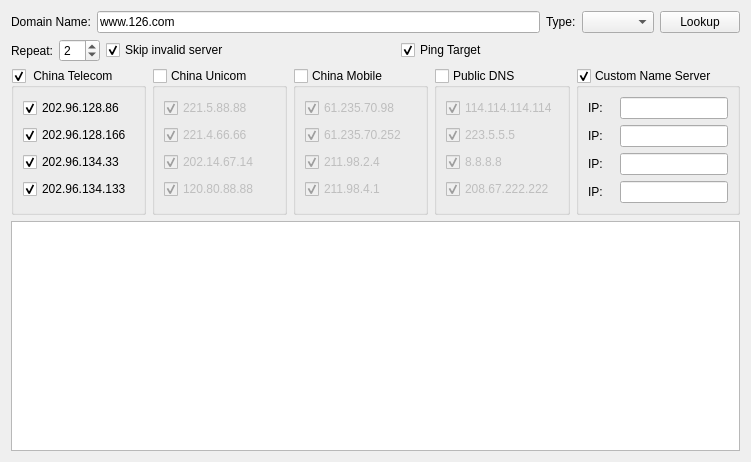
This is src/dnslookup/dnslookup.ui in ihehui/plugins as Qt 5 draws it before an edit. The edited form follows.
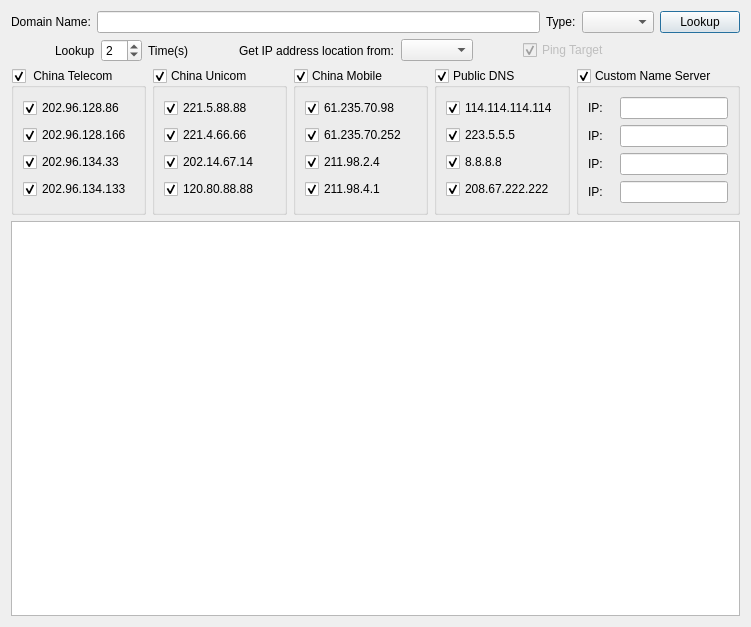
This is the edited form.

Commit message: Update DNS Lookup

```diff
--- a/src/dnslookup/dnslookup.ui
+++ b/src/dnslookup/dnslookup.ui
@@ -7,7 +7,7 @@
     <x>0</x>
     <y>0</y>
     <width>751</width>
-    <height>462</height>
+    <height>627</height>
    </rect>
   </property>
   <property name="windowTitle">
@@ -99,7 +99,7 @@
       <bool>true</bool>
      </property>
      <property name="checked">
-      <bool>false</bool>
+      <bool>true</bool>
      </property>
      <layout class="QVBoxLayout" name="verticalLayout_3">
       <item>
@@ -178,7 +178,7 @@
       <bool>true</bool>
      </property>
      <property name="checked">
-      <bool>false</bool>
+      <bool>true</bool>
      </property>
      <layout class="QVBoxLayout" name="verticalLayout_2">
       <item>
@@ -257,7 +257,7 @@
       <bool>true</bool>
      </property>
      <property name="checked">
-      <bool>false</bool>
+      <bool>true</bool>
      </property>
      <layout class="QVBoxLayout" name="verticalLayout">
       <item>
@@ -471,7 +471,7 @@
        <item>
         <widget class="QLineEdit" name="lineEditDomainName">
          <property name="text">
-          <string>www.126.com</string>
+          <string/>
          </property>
         </widget>
        </item>
@@ -489,10 +489,23 @@
      </item>
      <item row="1" column="0">
       <layout class="QHBoxLayout" name="horizontalLayout_2">
+       <item>
+        <spacer name="horizontalSpacer_4">
+         <property name="orientation">
+          <enum>Qt::Horizontal</enum>
+         </property>
+         <property name="sizeHint" stdset="0">
+          <size>
+           <width>40</width>
+           <height>20</height>
+          </size>
+         </property>
+        </spacer>
+       </item>
        <item>
         <widget class="QLabel" name="label_5">
          <property name="text">
-          <string>Repeat:</string>
+          <string>Lookup</string>
          </property>
         </widget>
        </item>
@@ -510,12 +523,9 @@
         </widget>
        </item>
        <item>
-        <widget class="QCheckBox" name="checkBoxSkip">
+        <widget class="QLabel" name="label_7">
          <property name="text">
-          <string>Skip invalid server</string>
-         </property>
-         <property name="checked">
-          <bool>true</bool>
+          <string>Time(s)</string>
          </property>
         </widget>
        </item>
@@ -532,8 +542,34 @@
          </property>
         </spacer>
        </item>
+       <item>
+        <widget class="QLabel" name="label_6">
+         <property name="text">
+          <string>Get IP address location from:</string>
+         </property>
+        </widget>
+       </item>
+       <item>
+        <widget class="QComboBox" name="comboBoxGetIPAddressLocationFrom"/>
+       </item>
+       <item>
+        <spacer name="horizontalSpacer_3">
+         <property name="orientation">
+          <enum>Qt::Horizontal</enum>
+         </property>
+         <property name="sizeHint" stdset="0">
+          <size>
+           <width>40</width>
+           <height>20</height>
+          </size>
+         </property>
+        </spacer>
+       </item>
        <item>
         <widget class="QCheckBox" name="checkBoxPing">
+         <property name="enabled">
+          <bool>false</bool>
+         </property>
          <property name="text">
           <string>Ping Target</string>
          </property>
@@ -562,6 +598,12 @@
        <property name="text">
         <string>Lookup</string>
        </property>
+       <property name="shortcut">
+        <string>Ctrl+Return</string>
+       </property>
+       <property name="default">
+        <bool>true</bool>
+       </property>
       </widget>
      </item>
     </layout>
```
Left out of the diff: 65 changed lines with no effect on the pictures. The commit also changes 6 other files.
